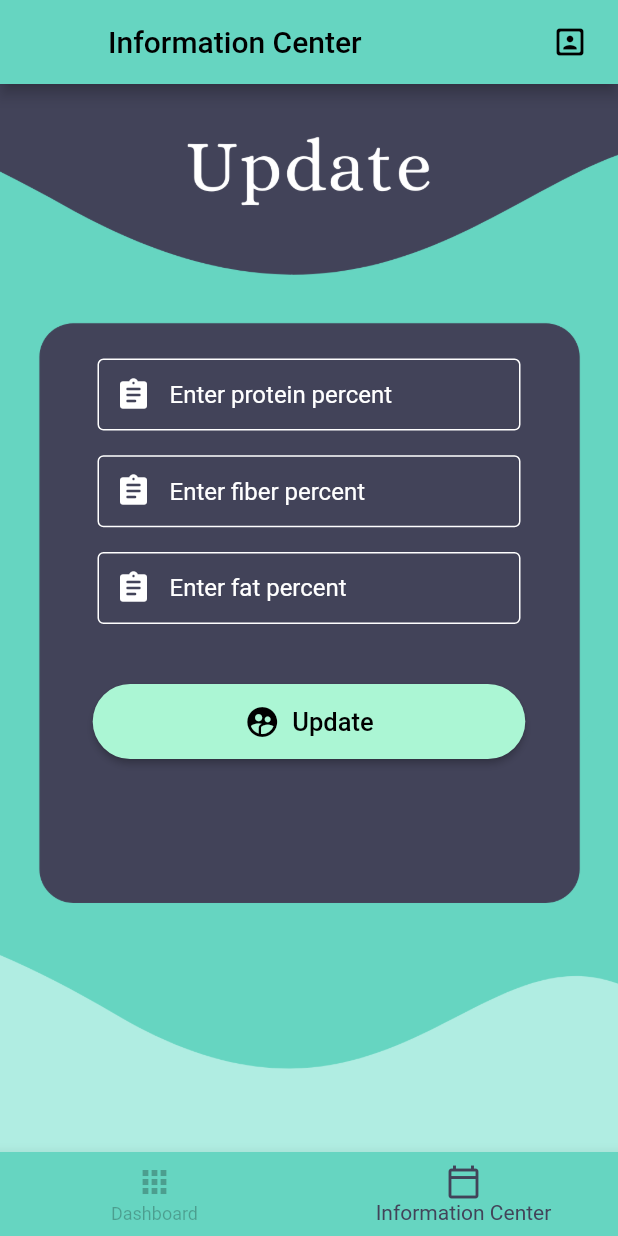
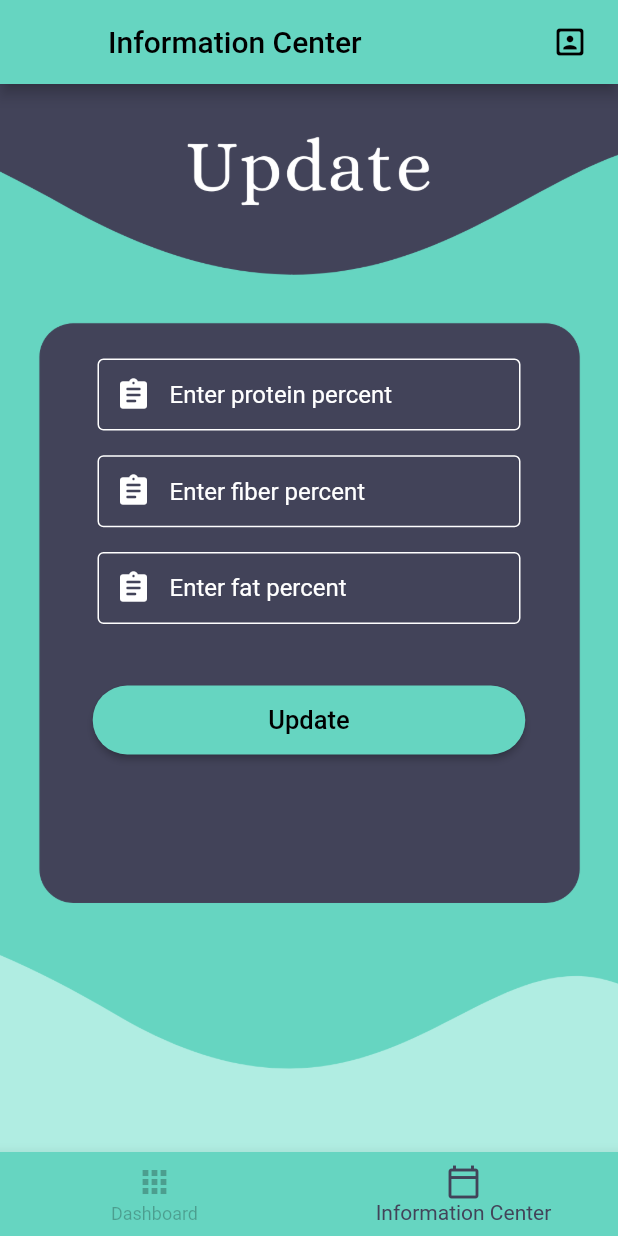
Before and after one commit to kathansheth04/dvhacks, a Flutter app: the logger screen opened directly, on a phone screen of 412 x 824 dp. Run offline on Flutter 3.47's test engine with Material 2 defaults, Android fonts, the phone set to English and light mode, and no system bars; our stand-ins replace camera, cloud_firestore, firebase_auth, fl_chart, image_picker, toggle_switch; missing offline and left inert: firebase_ml_vision; accounts and stored records are empty.

Commit message:
Change button on logger to adhere to the init logger

```diff
--- a/lib/screens/logger.dart
+++ b/lib/screens/logger.dart
@@ -330,7 +330,7 @@ class loggerScreen extends State<logger> {
                       new Container(
                         width: sizewidth(context) * 0.7,
                         margin: EdgeInsets.only(top: 40),
-                        child: RaisedButton.icon(
+                        child: RaisedButton(
                             onPressed: () {
                               this
                                   .upload(
@@ -345,14 +345,12 @@ class loggerScreen extends State<logger> {
                             shape: RoundedRectangleBorder(
                                 borderRadius:
                                     BorderRadius.all(Radius.circular(30.0))),
-                            label: Text('Update',
+                            child: Text('Update',
                                 style: TextStyle(
                                     color: Colors.black, fontSize: 17)),
-                            icon: Icon(Icons.supervised_user_circle,
-                                color: Colors.black),
                             padding: const EdgeInsets.all(13.0),
                             splashColor: Colors.lightBlue[200],
-                            color: const Color(0xFFABF6D4)),
+                            color: const Color(0xFF66D5C1)),
                       ),
                     ],
                   ),
```
